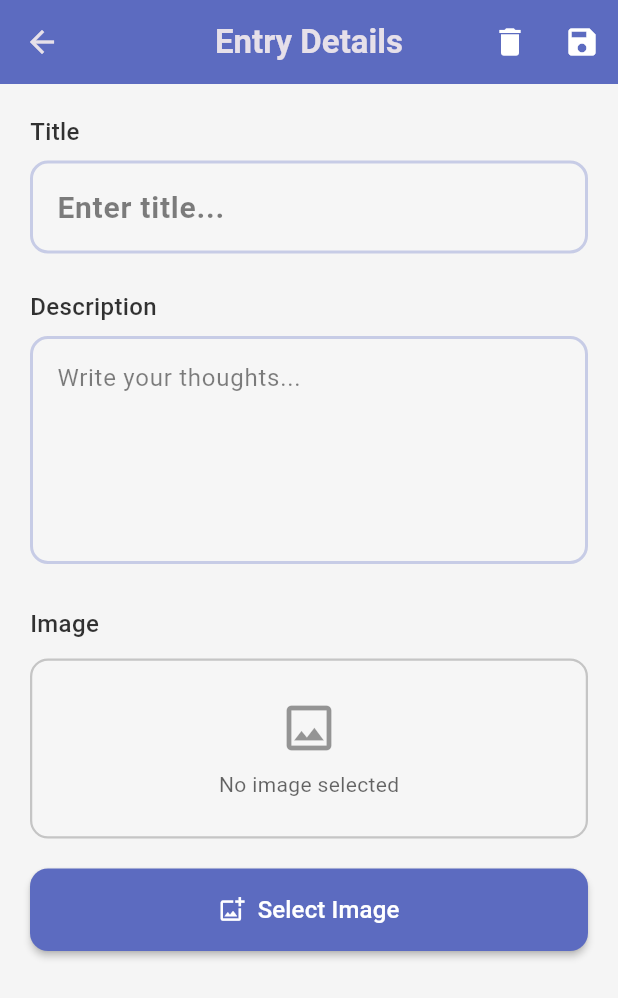
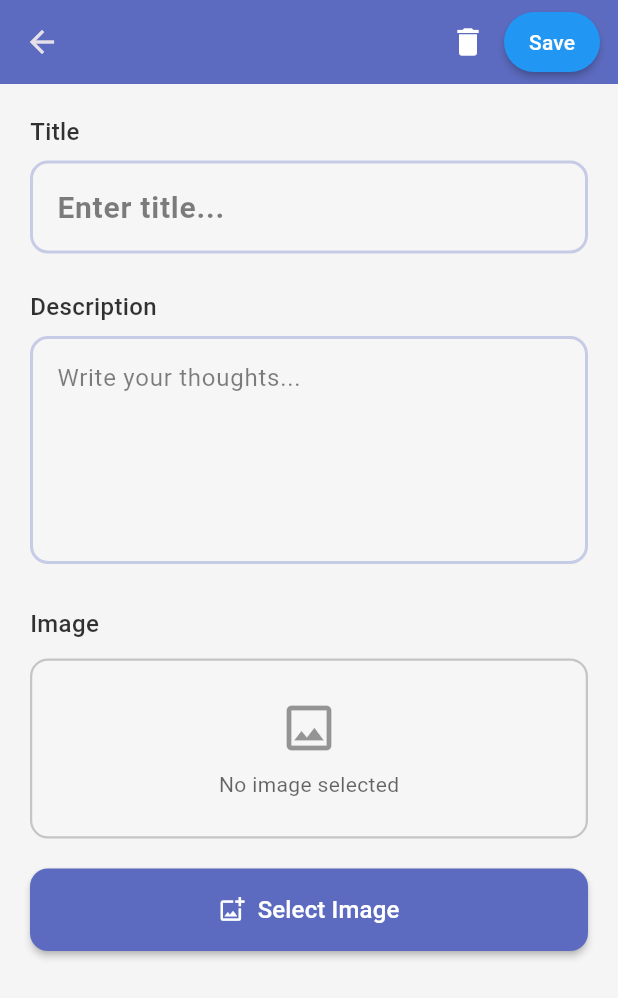
Before and after one commit to Shreesha001/my_diary, a Flutter app: the CardDetailScreen screen opened directly with empty values, on a phone screen of 412 x 824 dp. Shown: the top 998 px of the screen. Run offline on Flutter 3.47's test engine with Material 3 defaults, Android fonts, the phone set to English and light mode, and no system bars; our stand-ins replace image_picker.

Commit message:
work on add entry screen

```diff
--- a/lib/screens/card_detail_screen.dart
+++ b/lib/screens/card_detail_screen.dart
@@ -112,10 +112,6 @@ class _CardDetailScreenState extends State<CardDetailScreen> {
     return Scaffold(
       backgroundColor: backgroundColor,
       appBar: AppBar(
-        title: Text(
-          "Entry Details",
-          style: TextStyle(fontWeight: FontWeight.w600, fontSize: 22),
-        ),
         backgroundColor: appBarColor,
         elevation: 0,
         centerTitle: true,
@@ -125,9 +121,27 @@ class _CardDetailScreenState extends State<CardDetailScreen> {
             tooltip: "Delete Entry",
             onPressed: _deleteEntry,
           ),
-          IconButton(
-            icon: Icon(Icons.save, color: whiteColor),
-            onPressed: _saveChanges,
+          Container(
+            margin: EdgeInsets.only(right: 12),
+            child: ElevatedButton(
+              style: ElevatedButton.styleFrom(
+                backgroundColor: Colors.blue, // Blue background
+                shape: RoundedRectangleBorder(
+                  borderRadius: BorderRadius.circular(20),
+                ),
+                padding: EdgeInsets.symmetric(horizontal: 16, vertical: 8),
+                elevation: 2,
+              ),
+              onPressed: _saveChanges,
+              child: Text(
+                "Save",
+                style: TextStyle(
+                  color: Colors.white,
+                  fontSize: 14,
+                  fontWeight: FontWeight.w500,
+                ),
+              ),
+            ),
           ),
         ],
       ),
```
